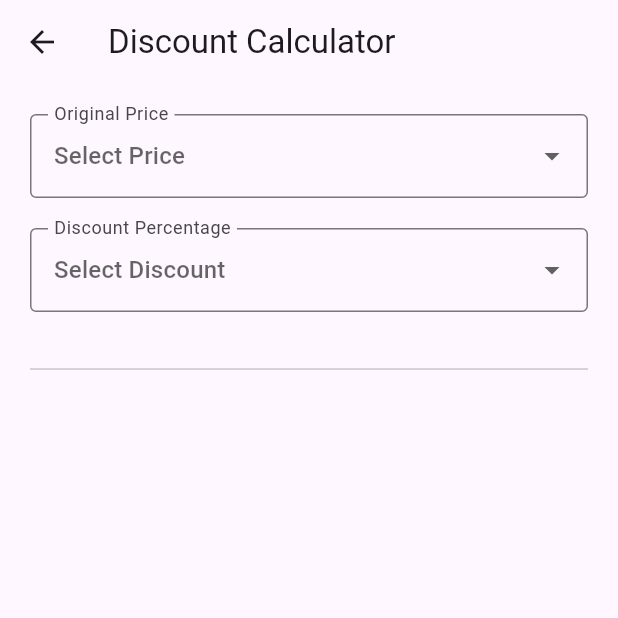
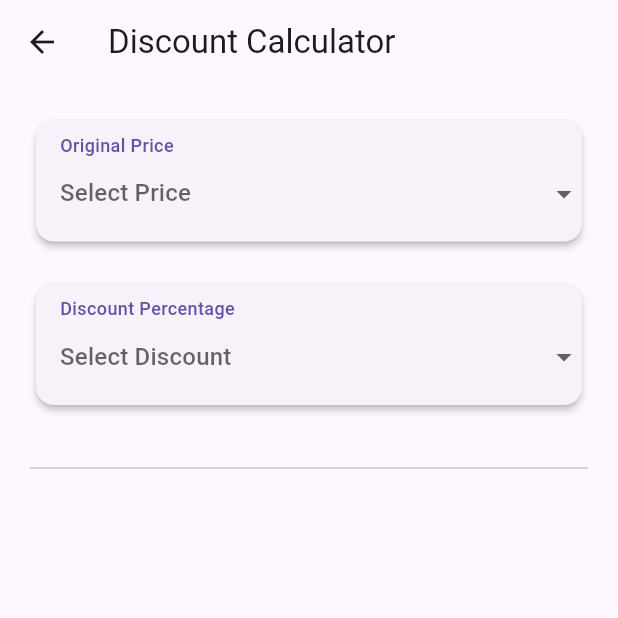
Before and after one commit to vickyrare/discount-scanner, a Flutter app: the CalculatorScreen screen opened directly, on a phone screen of 412 x 824 dp, the top half of it. Run offline on Flutter 3.47's test engine with Material 3 defaults, Android fonts, the light colour scheme and no system bars; our stand-ins replace camera, shared_preferences; missing offline and left inert: google_mlkit_text_recognition; accounts and stored records are empty.

Commit message:
Refactor UI: dropdown cards + animated final price
Extract reusable UI: wrap price/discount DropdownButtonFormField in a new _buildDropdownCard, and move the final price display into _buildFinalPriceDisplay. Replace top-level Padding with SingleChildScrollView for better scrolling, simplify dropdown InputDecoration, add styling (Cards, rounded corners, padding) and an AnimatedSwitcher for the final price. These changes improve layout reuse, responsiveness and add a smooth result animation; also includes minor formatting tweaks.

```diff
--- a/lib/calculator_screen.dart
+++ b/lib/calculator_screen.dart
@@ -39,7 +39,8 @@ class _CalculatorScreenState extends State<CalculatorScreen> {
 
   void _calculateFinalPrice() {
     if (_selectedPrice != null && _selectedDiscount != null) {
-      final finalPriceValue = _selectedPrice! - (_selectedPrice! * (_selectedDiscount! / 100));
+      final finalPriceValue =
+          _selectedPrice! - (_selectedPrice! * (_selectedDiscount! / 100));
       setState(() {
         _finalPrice = finalPriceValue;
       });
@@ -57,23 +58,24 @@ class _CalculatorScreenState extends State<CalculatorScreen> {
       appBar: AppBar(
         title: const Text('Discount Calculator'),
       ),
-      body: Padding(
+      body: SingleChildScrollView(
         padding: const EdgeInsets.all(20.0),
         child: Column(
           crossAxisAlignment: CrossAxisAlignment.stretch,
           children: [
-            // Price Dropdown
-            DropdownButtonFormField<double>(
+            _buildDropdownCard(
+              label: 'Original Price',
+              child: DropdownButtonFormField<double>(
                 value: _selectedPrice,
                 hint: const Text('Select Price'),
                 decoration: const InputDecoration(
-                labelText: 'Original Price',
-                border: OutlineInputBorder(),
+                  border: InputBorder.none,
+                  contentPadding: EdgeInsets.symmetric(horizontal: 16),
                 ),
                 items: _prices.map((price) {
                   return DropdownMenuItem<double>(
                     value: price,
-                  child: Text('\$' + price.toStringAsFixed(2)),
+                    child: Text('${price.toStringAsFixed(2)}'),
                   );
                 }).toList(),
                 onChanged: (value) {
@@ -83,15 +85,16 @@ class _CalculatorScreenState extends State<CalculatorScreen> {
                   _calculateFinalPrice();
                 },
               ),
+            ),
             const SizedBox(height: 20),
-
-            // Discount Dropdown
-            DropdownButtonFormField<int>(
+            _buildDropdownCard(
+              label: 'Discount Percentage',
+              child: DropdownButtonFormField<int>(
                 value: _selectedDiscount,
                 hint: const Text('Select Discount'),
                 decoration: const InputDecoration(
-                labelText: 'Discount Percentage',
-                border: OutlineInputBorder(),
+                  border: InputBorder.none,
+                  contentPadding: EdgeInsets.symmetric(horizontal: 16),
                 ),
                 items: _discounts.map((discount) {
                   return DropdownMenuItem<int>(
@@ -106,22 +109,69 @@ class _CalculatorScreenState extends State<CalculatorScreen> {
                   _calculateFinalPrice();
                 },
               ),
+            ),
             const SizedBox(height: 30),
             const Divider(),
             const SizedBox(height: 30),
+            AnimatedSwitcher(
+              duration: const Duration(milliseconds: 500),
+              child: _finalPrice != null
+                  ? _buildFinalPriceDisplay(_finalPrice!)
+                  : const SizedBox.shrink(),
+            ),
+          ],
+        ),
+      ),
+    );
+  }
 
-            // Final Price Display
-            if (_finalPrice != null)
-              Center(
+  Widget _buildDropdownCard({required String label, required Widget child}) {
+    return Card(
+      elevation: 2,
+      shape: RoundedRectangleBorder(borderRadius: BorderRadius.circular(12)),
+      child: Padding(
+        padding: const EdgeInsets.symmetric(vertical: 8.0),
+        child: Column(
+          crossAxisAlignment: CrossAxisAlignment.start,
+          children: [
+            Padding(
+              padding: const EdgeInsets.symmetric(horizontal: 16.0),
+              child: Text(
+                label,
+                style: TextStyle(
+                  fontSize: 12,
+                  color: Theme.of(context).primaryColor,
+                  fontWeight: FontWeight.w500,
+                ),
+              ),
+            ),
+            child,
+          ],
+        ),
+      ),
+    );
+  }
+
+  Widget _buildFinalPriceDisplay(double finalPrice) {
+    return Card(
+      elevation: 4,
+      shape: RoundedRectangleBorder(borderRadius: BorderRadius.circular(15)),
+      color: Colors.green[50],
+      child: Padding(
+        padding: const EdgeInsets.all(24.0),
         child: Column(
           children: [
             const Text(
               'Final Price',
-                      style: TextStyle(fontSize: 24, color: Colors.grey),
+              style: TextStyle(
+                fontSize: 24,
+                color: Colors.green,
+                fontWeight: FontWeight.w300,
+              ),
             ),
             const SizedBox(height: 10),
             Text(
-                      '\$' + _finalPrice!.toStringAsFixed(2),
+              '${finalPrice.toStringAsFixed(2)}',
               style: const TextStyle(
                 fontSize: 52,
                 fontWeight: FontWeight.bold,
@@ -131,9 +181,6 @@ class _CalculatorScreenState extends State<CalculatorScreen> {
           ],
         ),
       ),
-          ],
-        ),
-      ),
     );
   }
 }
```
Lines whose indentation alone changed are shown as unchanged.
